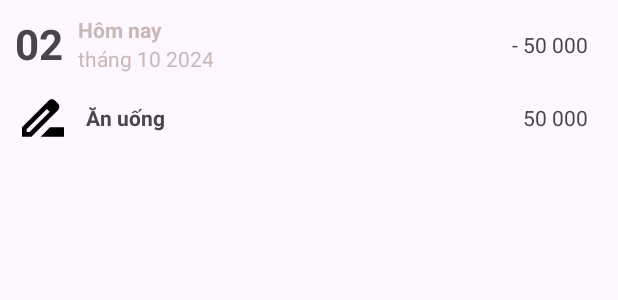
After one commit to Kayne1310/App-QLCT, an Android app: the layout item_recyleview_expense_history.xml on its own in the app's theme, with its tools: preview values and no code run, on a phone screen of 412 x 824 dp. The commit adds this screen. Shown: the top 300 px of the screen. Run offline under Robolectric (Android 15) with nearby library versions, the phone set to English and light mode, and no system bars; Roboto replaces fonts that are not available here.

Commit message:
add detail expense and history activity

```diff
--- /dev/null
+++ b/app/src/main/res/layout/item_recyleview_expense_history.xml
@@ -0,0 +1,91 @@
+<?xml version="1.0" encoding="utf-8"?>
+<LinearLayout
+    xmlns:android="http://schemas.android.com/apk/res/android"
+    xmlns:app="http://schemas.android.com/apk/res-auto"
+    android:layout_width="match_parent"
+    android:layout_height="match_parent"
+    android:orientation="vertical">
+
+    <LinearLayout
+        android:layout_width="match_parent"
+        android:layout_height="wrap_content"
+        android:orientation="vertical"
+        android:layout_marginTop="10dp">
+        <LinearLayout
+            android:layout_width="match_parent"
+            android:layout_height="wrap_content"
+            android:orientation="horizontal">
+
+            <TextView
+                android:layout_width="wrap_content"
+                android:layout_height="wrap_content"
+                android:text="02"
+                android:layout_marginLeft="10dp"
+                android:textSize="28dp"
+                android:textStyle="bold"/>
+
+            <LinearLayout
+                android:layout_width="0dp"
+                android:layout_height="wrap_content"
+                android:orientation="vertical"
+                android:layout_marginLeft="10dp"
+                android:layout_weight="1">
+                <TextView
+                    android:layout_width="wrap_content"
+                    android:layout_height="wrap_content"
+                    android:text="Hôm nay"
+                    android:textColor="#CAB7B7"
+                    android:textStyle="bold"
+                    />
+                <TextView
+                    android:layout_width="wrap_content"
+                    android:layout_height="wrap_content"
+                    android:text="tháng 10 2024"
+                    android:textColor="#CAB7B7"/>
+
+            </LinearLayout>
+            <LinearLayout
+                android:layout_width="wrap_content"
+                android:layout_height="wrap_content"
+                android:orientation="vertical"
+                android:layout_marginRight="20dp">
+                <TextView
+                    android:layout_width="wrap_content"
+                    android:layout_height="wrap_content"
+                    android:text="- 50 000"
+                    android:layout_marginTop="10dp"
+                    />
+
+            </LinearLayout>
+        </LinearLayout>
+
+        <LinearLayout
+            android:layout_width="match_parent"
+            android:layout_height="wrap_content"
+            android:orientation="horizontal"
+           >
+
+            <ImageView
+                android:layout_width="37dp"
+                android:layout_height="60dp"
+                android:layout_marginLeft="10dp"
+                app:srcCompat="@drawable/baseline_drive_file_rename_outline_24" />
+            <TextView
+                android:layout_width="0dp"
+                android:layout_height="match_parent"
+                android:text="Ăn uống"
+                android:layout_weight="1"
+                android:paddingTop="20dp"
+                android:paddingLeft="10dp"
+                android:textStyle="bold"
+                />
+        <TextView
+            android:layout_width="wrap_content"
+            android:layout_height="wrap_content"
+            android:text="  50 000"
+            android:layout_marginRight="20dp"/>
+        </LinearLayout>
+
+    </LinearLayout>
+
+</LinearLayout>
```
Also changed, not shown: app/src/main/AndroidManifest.xml (+5 -2 lines), app/src/main/java/com/example/projectappqlct/DetailActivity.java (+12 -12 lines), app/src/main/java/com/example/projectappqlct/DetailExpense.java (added, +24 -0 lines), app/src/main/java/com/example/projectappqlct/HistoryFragment.java (+0 -13 lines), app/src/main/res/layout/activity_detail_expense.xml (added, +107 -0 lines), app/src/main/res/layout/fragment_history.xml (+116 -7 lines).
